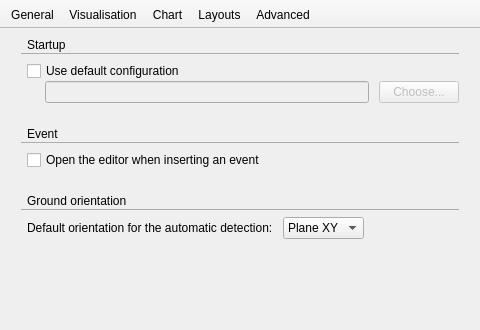
Above: Tools/Mokka/Preferences_mac.ui from Biomechanical-ToolKit/BTKCore before the change. Below: the same form after it.
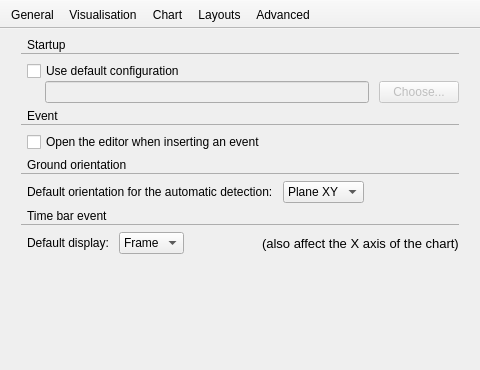
That is the form after the change. The open tabs and pages were chosen to show the change. Icons and pictures are not drawn. Custom widgets are drawn as their Qt base class.

Commit message: [ENH] Mokka: New feature: The ticks of the time event bar can now display time data. An option/preference is also proposed to choose the default display.

Diff of the .ui file:
```diff
--- a/Tools/Mokka/Preferences_mac.ui
+++ b/Tools/Mokka/Preferences_mac.ui
@@ -7,7 +7,7 @@
     <x>0</x>
     <y>0</y>
     <width>480</width>
-    <height>330</height>
+    <height>370</height>
    </rect>
   </property>
   <property name="minimumSize">
@@ -54,10 +54,7 @@
      <number>2</number>
     </property>
     <widget class="QWidget" name="generalPage">
-     <layout class="QVBoxLayout" name="verticalLayout_9">
-      <property name="spacing">
-       <number>24</number>
-      </property>
+     <layout class="QVBoxLayout" name="verticalLayout_3">
       <item>
        <layout class="QVBoxLayout" name="statupLayout">
         <property name="spacing">
@@ -238,6 +235,12 @@
             </item>
             <item>
              <widget class="QLabel" name="label_2">
+              <property name="font">
+               <font>
+                <weight>50</weight>
+                <bold>false</bold>
+               </font>
+              </property>
               <property name="text">
                <string>Event</string>
               </property>
@@ -325,6 +328,12 @@
             </item>
             <item>
              <widget class="QLabel" name="label_4">
+              <property name="font">
+               <font>
+                <weight>50</weight>
+                <bold>false</bold>
+               </font>
+              </property>
               <property name="text">
                <string>Ground orientation</string>
               </property>
@@ -427,6 +436,154 @@
         </item>
        </layout>
       </item>
+      <item>
+       <layout class="QVBoxLayout" name="timeEventBarLayout">
+        <property name="spacing">
+         <number>6</number>
+        </property>
+        <item>
+         <layout class="QVBoxLayout" name="verticalLayout_8">
+          <property name="spacing">
+           <number>0</number>
+          </property>
+          <item>
+           <layout class="QHBoxLayout" name="horizontalLayout_18">
+            <property name="spacing">
+             <number>0</number>
+            </property>
+            <item>
+             <spacer name="horizontalSpacer_19">
+              <property name="orientation">
+               <enum>Qt::Horizontal</enum>
+              </property>
+              <property name="sizeType">
+               <enum>QSizePolicy::Fixed</enum>
+              </property>
+              <property name="sizeHint" stdset="0">
+               <size>
+                <width>6</width>
+                <height>1</height>
+               </size>
+              </property>
+             </spacer>
+            </item>
+            <item>
+             <widget class="QLabel" name="label_25">
+              <property name="font">
+               <font>
+                <weight>50</weight>
+                <bold>false</bold>
+               </font>
+              </property>
+              <property name="text">
+               <string>Time bar event</string>
+              </property>
+             </widget>
+            </item>
+           </layout>
+          </item>
+          <item>
+           <widget class="Line" name="line_11">
+            <property name="styleSheet">
+             <string notr="true">color: rgb(173,173,173);</string>
+            </property>
+            <property name="frameShadow">
+             <enum>QFrame::Plain</enum>
+            </property>
+            <property name="orientation">
+             <enum>Qt::Horizontal</enum>
+            </property>
+           </widget>
+          </item>
+         </layout>
+        </item>
+        <item>
+         <layout class="QHBoxLayout" name="horizontalLayout_19">
+          <property name="spacing">
+           <number>0</number>
+          </property>
+          <item>
+           <spacer name="horizontalSpacer_20">
+            <property name="orientation">
+             <enum>Qt::Horizontal</enum>
+            </property>
+            <property name="sizeType">
+             <enum>QSizePolicy::Fixed</enum>
+            </property>
+            <property name="sizeHint" stdset="0">
+             <size>
+              <width>6</width>
+              <height>1</height>
+             </size>
+            </property>
+           </spacer>
+          </item>
+          <item>
+           <widget class="QLabel" name="label_28">
+            <property name="text">
+             <string>Default display:</string>
+            </property>
+           </widget>
+          </item>
+          <item>
+           <spacer name="horizontalSpacer_22">
+            <property name="orientation">
+             <enum>Qt::Horizontal</enum>
+            </property>
+            <property name="sizeType">
+             <enum>QSizePolicy::Fixed</enum>
+            </property>
+            <property name="sizeHint" stdset="0">
+             <size>
+              <width>10</width>
+              <height>1</height>
+             </size>
+            </property>
+           </spacer>
+          </item>
+          <item>
+           <widget class="QComboBox" name="defaultTimeBarEventDisplayComboBox">
+            <item>
+             <property name="text">
+              <string>Frame</string>
+             </property>
+            </item>
+            <item>
+             <property name="text">
+              <string>Time</string>
+             </property>
+            </item>
+           </widget>
+          </item>
+          <item>
+           <spacer name="horizontalSpacer_23">
+            <property name="orientation">
+             <enum>Qt::Horizontal</enum>
+            </property>
+            <property name="sizeHint" stdset="0">
+             <size>
+              <width>40</width>
+              <height>1</height>
+             </size>
+            </property>
+           </spacer>
+          </item>
+          <item>
+           <widget class="QLabel" name="label_29">
+            <property name="font">
+             <font>
+              <pointsize>10</pointsize>
+             </font>
+            </property>
+            <property name="text">
+             <string>(also affect the X axis of the chart)</string>
+            </property>
+           </widget>
+          </item>
+         </layout>
+        </item>
+       </layout>
+      </item>
       <item>
        <spacer name="verticalSpacer">
         <property name="orientation">
```
Left out of the diff: 50 changed lines with no effect on the pictures. The commit also changes 11 other files.
